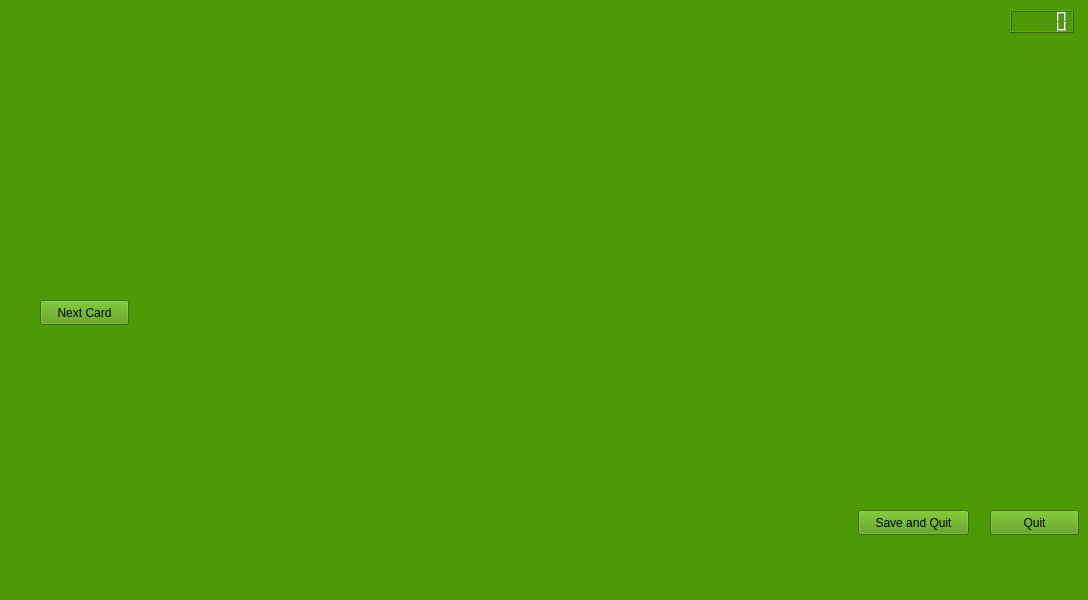
This is solitaire_again/gamewindow.ui in Komal0103/LFX_Solitaire_Task as Qt 5 draws it before an edit. The edited form follows.
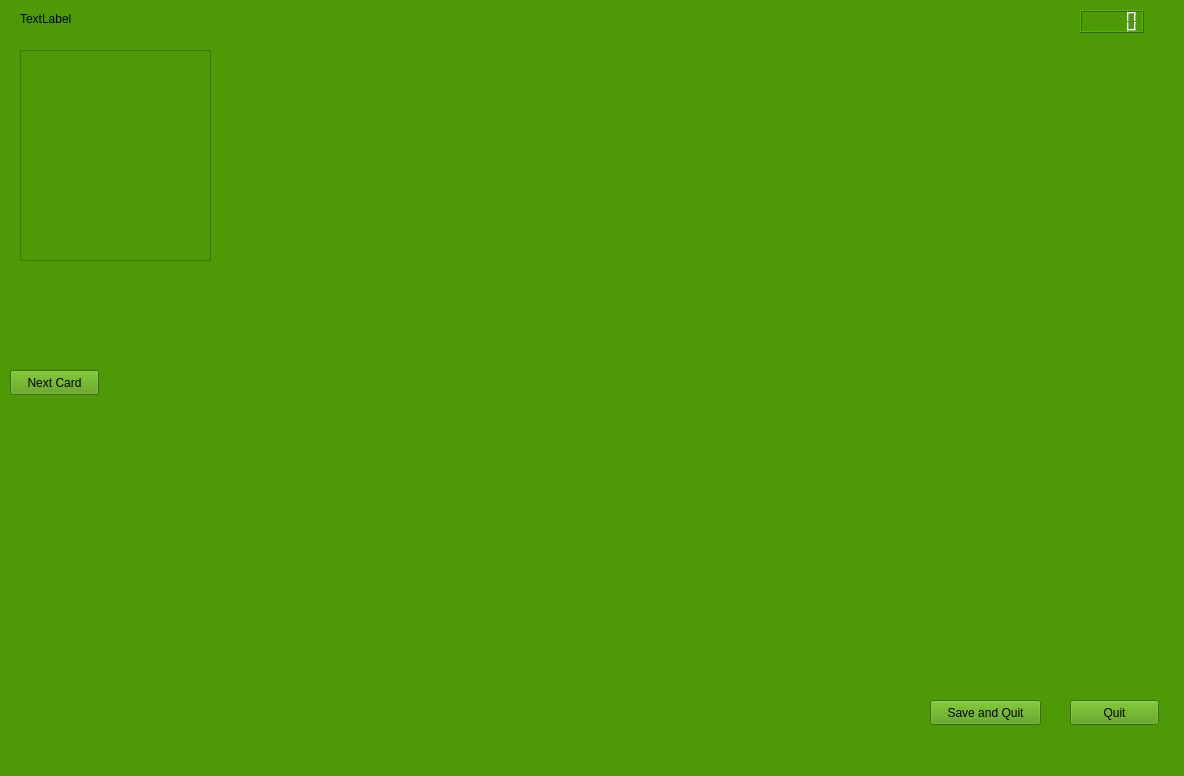
This is the edited form.

What changed in the file:
```diff
--- a/solitaire_again/gamewindow.ui
+++ b/solitaire_again/gamewindow.ui
@@ -6,8 +6,8 @@
    <rect>
     <x>0</x>
     <y>0</y>
-    <width>1088</width>
-    <height>600</height>
+    <width>1184</width>
+    <height>776</height>
    </rect>
   </property>
   <property name="windowTitle">
@@ -20,7 +20,7 @@
    <widget class="QLCDNumber" name="lcdNumber">
     <property name="geometry">
      <rect>
-      <x>1010</x>
+      <x>1080</x>
       <y>10</y>
       <width>64</width>
       <height>23</height>
@@ -30,8 +30,8 @@
    <widget class="QPushButton" name="pushButton">
     <property name="geometry">
      <rect>
-      <x>990</x>
-      <y>510</y>
+      <x>1070</x>
+      <y>700</y>
       <width>89</width>
       <height>25</height>
      </rect>
@@ -43,8 +43,8 @@
    <widget class="QPushButton" name="pushButton_2">
     <property name="geometry">
      <rect>
-      <x>858</x>
-      <y>510</y>
+      <x>930</x>
+      <y>700</y>
       <width>111</width>
       <height>25</height>
      </rect>
@@ -56,8 +56,8 @@
    <widget class="QPushButton" name="pushButton_3">
     <property name="geometry">
      <rect>
-      <x>40</x>
-      <y>300</y>
+      <x>10</x>
+      <y>370</y>
       <width>89</width>
       <height>25</height>
      </rect>
@@ -66,6 +66,29 @@
      <string>Next Card</string>
     </property>
    </widget>
+   <widget class="QGraphicsView" name="cardStack">
+    <property name="geometry">
+     <rect>
+      <x>20</x>
+      <y>50</y>
+      <width>191</width>
+      <height>211</height>
+     </rect>
+    </property>
+   </widget>
+   <widget class="QLabel" name="label">
+    <property name="geometry">
+     <rect>
+      <x>20</x>
+      <y>10</y>
+      <width>67</width>
+      <height>17</height>
+     </rect>
+    </property>
+    <property name="text">
+     <string>TextLabel</string>
+    </property>
+   </widget>
   </widget>
   <widget class="QMenuBar" name="menubar">
    <property name="geometry">
```
Left out of the diff: 6 changed lines with no effect on the pictures.
